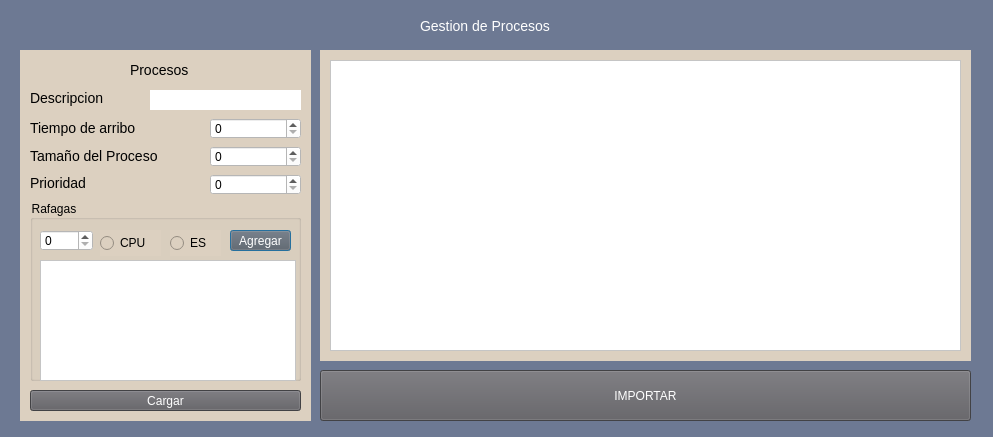
The window that Simulador/nuevoproceso.ui (salva12/TPSOC1G1) describes before a commit, drawn with Qt 5.
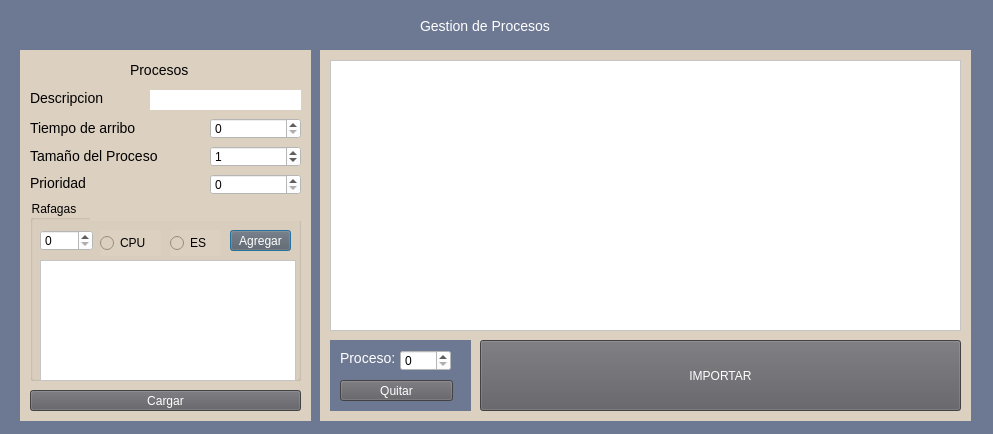
The same window after the commit.

```diff
--- a/Simulador/nuevoproceso.ui
+++ b/Simulador/nuevoproceso.ui
@@ -7,7 +7,7 @@
     <x>0</x>
     <y>0</y>
     <width>993</width>
-    <height>437</height>
+    <height>434</height>
    </rect>
   </property>
   <property name="windowTitle">
@@ -193,6 +193,9 @@
      <property name="styleSheet">
       <string notr="true">background-color:white;</string>
      </property>
+     <property name="value">
+      <number>1</number>
+     </property>
     </widget>
     <widget class="QGroupBox" name="groupBox">
      <property name="geometry">
@@ -277,6 +280,22 @@
        <string notr="true">background-color:white;</string>
       </property>
      </widget>
+     <widget class="QLabel" name="label_error_tam">
+      <property name="geometry">
+       <rect>
+        <x>60</x>
+        <y>0</y>
+        <width>211</width>
+        <height>21</height>
+       </rect>
+      </property>
+      <property name="styleSheet">
+       <string notr="true">color:red;</string>
+      </property>
+      <property name="text">
+       <string/>
+      </property>
+     </widget>
     </widget>
     <widget class="QPushButton" name="pushButtonCargar">
      <property name="geometry">
@@ -327,7 +346,7 @@
       <x>300</x>
       <y>0</y>
       <width>651</width>
-      <height>311</height>
+      <height>371</height>
      </rect>
     </property>
     <property name="styleSheet">
@@ -339,7 +358,7 @@
        <x>10</x>
        <y>10</y>
        <width>631</width>
-       <height>291</height>
+       <height>271</height>
       </rect>
      </property>
      <property name="styleSheet">
@@ -355,18 +374,17 @@
       <bool>true</bool>
      </attribute>
     </widget>
-   </widget>
-   <widget class="QPushButton" name="pushButtonImportar">
-    <property name="geometry">
-     <rect>
-      <x>300</x>
-      <y>320</y>
-      <width>651</width>
-      <height>51</height>
-     </rect>
-    </property>
-    <property name="styleSheet">
-     <string notr="true">QPushButton{
+    <widget class="QPushButton" name="pushButtonImportar">
+     <property name="geometry">
+      <rect>
+       <x>160</x>
+       <y>290</y>
+       <width>481</width>
+       <height>71</height>
+      </rect>
+     </property>
+     <property name="styleSheet">
+      <string notr="true">QPushButton{
 background-color:#5d5c61;
 color:white;
 height:20px;
@@ -375,10 +393,77 @@
 background-color:#062f4f;
 color:white;
 }</string>
-    </property>
-    <property name="text">
-     <string>IMPORTAR</string>
-    </property>
+     </property>
+     <property name="text">
+      <string>IMPORTAR</string>
+     </property>
+    </widget>
+    <widget class="QWidget" name="widget" native="true">
+     <property name="geometry">
+      <rect>
+       <x>10</x>
+       <y>290</y>
+       <width>141</width>
+       <height>71</height>
+      </rect>
+     </property>
+     <property name="styleSheet">
+      <string notr="true">background-color:#6d7993;</string>
+     </property>
+     <widget class="QLabel" name="labelProcesoQuitar">
+      <property name="geometry">
+       <rect>
+        <x>10</x>
+        <y>10</y>
+        <width>60</width>
+        <height>16</height>
+       </rect>
+      </property>
+      <property name="styleSheet">
+       <string notr="true">color:white;</string>
+      </property>
+      <property name="text">
+       <string>Proceso:</string>
+      </property>
+     </widget>
+     <widget class="QSpinBox" name="spinBoxQuitar">
+      <property name="geometry">
+       <rect>
+        <x>70</x>
+        <y>10</y>
+        <width>51</width>
+        <height>21</height>
+       </rect>
+      </property>
+      <property name="styleSheet">
+       <string notr="true">background-color:white;</string>
+      </property>
+     </widget>
+     <widget class="QPushButton" name="pushButtonQuitar">
+      <property name="geometry">
+       <rect>
+        <x>10</x>
+        <y>40</y>
+        <width>113</width>
+        <height>21</height>
+       </rect>
+      </property>
+      <property name="styleSheet">
+       <string notr="true">QPushButton{
+background-color:#5d5c61;
+color:white;
+height:20px;
+}
+QPushButton:hover{
+background-color:rgb(128, 47, 36);
+color:white;
+}</string>
+      </property>
+      <property name="text">
+       <string>Quitar</string>
+      </property>
+     </widget>
+    </widget>
    </widget>
   </widget>
  </widget>
```
Left out of the diff: 3 changed lines with no effect on the pictures.
